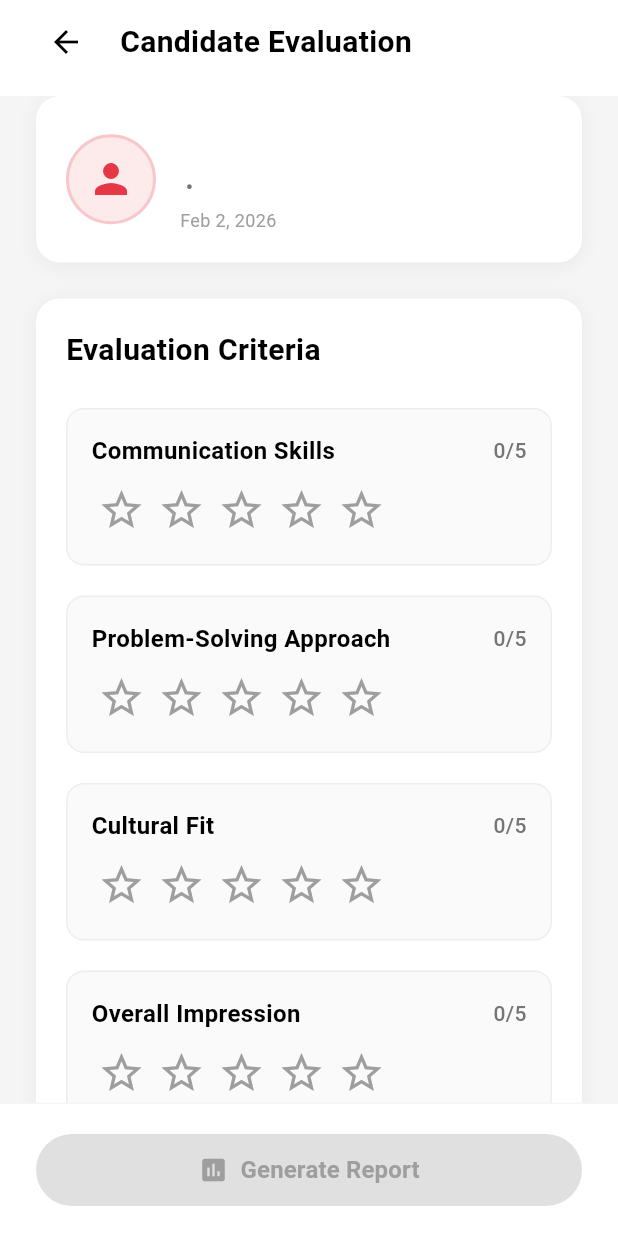
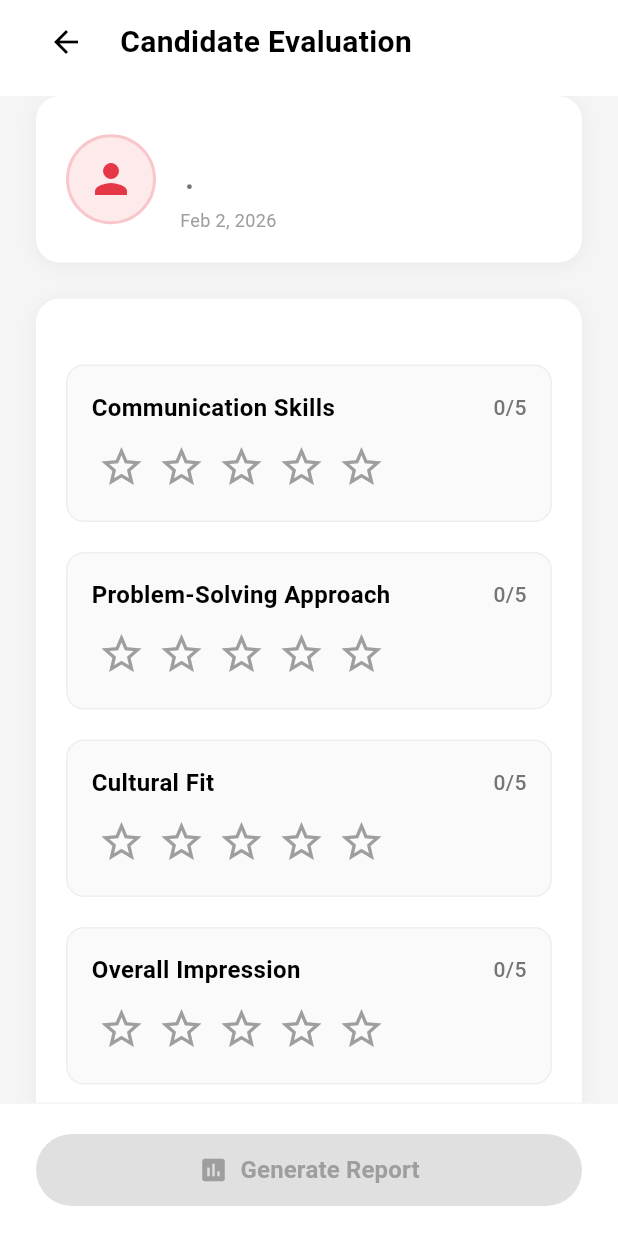
Before and after one commit to ZK-NIAZI/InterviewPro, a Flutter app: the CandidateEvaluationPage screen opened by its route, on a phone screen of 412 x 824 dp. Run offline on Flutter 3.47's test engine with Material 3 defaults, Android fonts, the phone set to English and light mode, and no system bars; our stand-ins replace equatable, get_it, go_router, hive, hive_flutter; accounts and stored records are empty.

Commit message:
Remove form title widget & Evaluation Criteria title text

```diff
--- a/lib/features/interview/presentation/widgets/evaluation_form_widget.dart
+++ b/lib/features/interview/presentation/widgets/evaluation_form_widget.dart
@@ -53,7 +53,7 @@ class _EvaluationFormWidgetState extends State<EvaluationFormWidget> {
             crossAxisAlignment: CrossAxisAlignment.start,
             children: [
               // Form title
-              _buildFormTitle(),
+
 
               const SizedBox(height: 24),
 
@@ -104,16 +104,7 @@ class _EvaluationFormWidgetState extends State<EvaluationFormWidget> {
     );
   }
 
-  Widget _buildFormTitle() {
-    return const Text(
-      'Evaluation Criteria',
-      style: TextStyle(
-        fontSize: 20,
-        fontWeight: FontWeight.bold,
-        color: Colors.black,
-      ),
-    );
-  }
+
 
   Widget _buildRatingSection({
     required String label,
```
